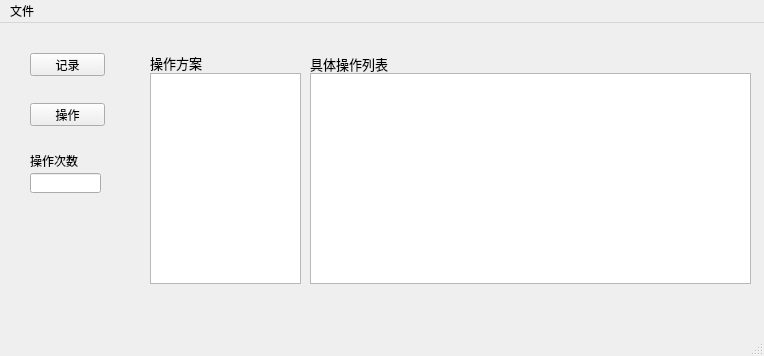
Qt form RecordOp/RecordOp.ui (yuqtj/SimulationOP) before a commit.
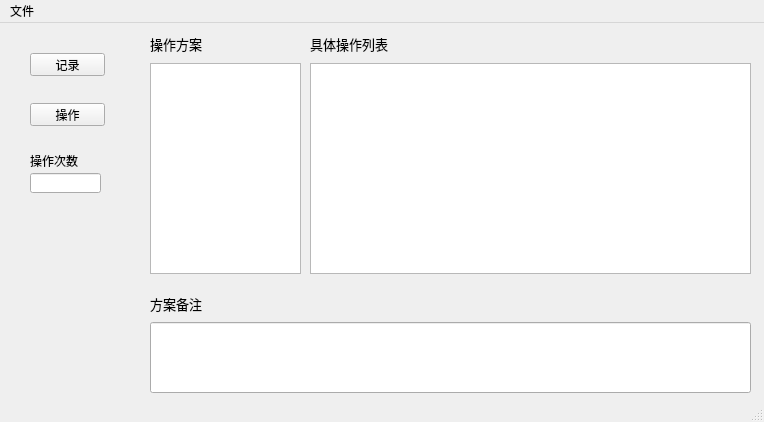
The same form after that commit. Custom widgets are drawn as their Qt base class.

Commit message: add project description

The edit to the form file:
```diff
--- a/RecordOp/RecordOp.ui
+++ b/RecordOp/RecordOp.ui
@@ -7,7 +7,7 @@
     <x>0</x>
     <y>0</y>
     <width>764</width>
-    <height>356</height>
+    <height>422</height>
    </rect>
   </property>
   <property name="windowTitle">
@@ -73,7 +73,7 @@
     <property name="geometry">
      <rect>
       <x>310</x>
-      <y>50</y>
+      <y>40</y>
       <width>441</width>
       <height>211</height>
      </rect>
@@ -83,7 +83,7 @@
     <property name="geometry">
      <rect>
       <x>150</x>
-      <y>50</y>
+      <y>40</y>
       <width>151</width>
       <height>211</height>
      </rect>
@@ -110,7 +110,7 @@
     <property name="geometry">
      <rect>
       <x>150</x>
-      <y>29</y>
+      <y>10</y>
       <width>71</width>
       <height>21</height>
      </rect>
@@ -129,7 +129,7 @@
     <property name="geometry">
      <rect>
       <x>310</x>
-      <y>30</y>
+      <y>10</y>
       <width>81</width>
       <height>21</height>
      </rect>
@@ -144,6 +144,46 @@
      <string>具体操作列表</string>
     </property>
    </widget>
+   <widget class="QLineEdit" name="opDescriptionEdit">
+    <property name="geometry">
+     <rect>
+      <x>150</x>
+      <y>299</y>
+      <width>601</width>
+      <height>71</height>
+     </rect>
+    </property>
+    <property name="font">
+     <font>
+      <family>微软雅黑</family>
+     </font>
+    </property>
+    <property name="text">
+     <string/>
+    </property>
+    <property name="alignment">
+     <set>Qt::AlignLeading|Qt::AlignLeft|Qt::AlignTop</set>
+    </property>
+   </widget>
+   <widget class="QLabel" name="label_4">
+    <property name="geometry">
+     <rect>
+      <x>150</x>
+      <y>270</y>
+      <width>71</width>
+      <height>21</height>
+     </rect>
+    </property>
+    <property name="font">
+     <font>
+      <family>微软雅黑</family>
+      <pointsize>10</pointsize>
+     </font>
+    </property>
+    <property name="text">
+     <string>方案备注</string>
+    </property>
+   </widget>
   </widget>
   <widget class="QMenuBar" name="menuBar">
    <property name="geometry">
```
The commit also changes 8 other files.
